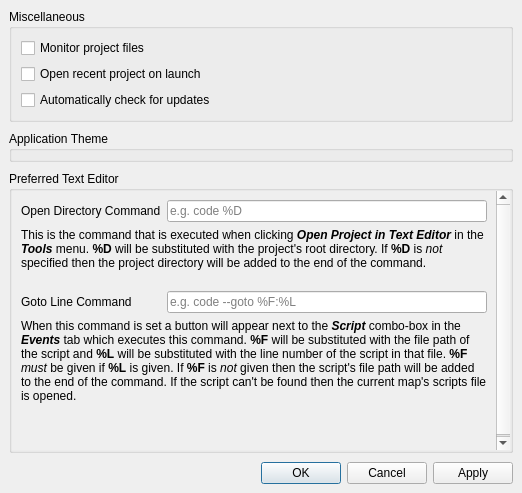
huderlem/porymap, file forms/preferenceeditor.ui: the form before one commit.
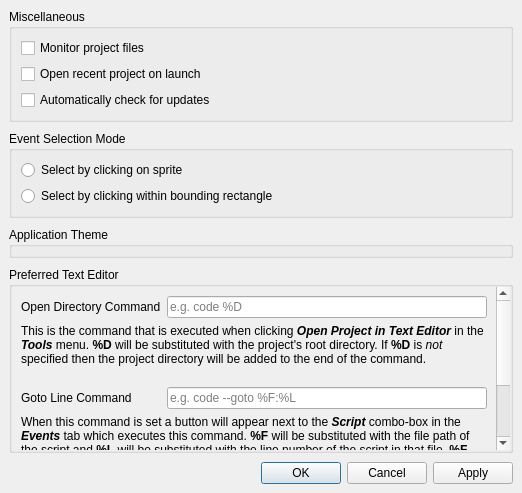
The form after the commit.

Commit message: Add event selection settings

Patch:
```diff
--- a/forms/preferenceeditor.ui
+++ b/forms/preferenceeditor.ui
@@ -57,6 +57,35 @@
       </layout>
      </widget>
     </item>
+    <item>
+     <widget class="QGroupBox" name="groupBox_EventSelectionMode">
+      <property name="title">
+       <string>Event Selection Mode</string>
+      </property>
+      <layout class="QVBoxLayout" name="verticalLayout_EventSelectionMode">
+       <item>
+        <widget class="QRadioButton" name="radioButton_OnSprite">
+         <property name="toolTip">
+          <string>If enabled, an event can be selected by clicking directly on the opaque pixels of its sprite. This may be preferable when events are overlapping.</string>
+         </property>
+         <property name="text">
+          <string>Select by clicking on sprite</string>
+         </property>
+        </widget>
+       </item>
+       <item>
+        <widget class="QRadioButton" name="radioButton_WithinRect">
+         <property name="toolTip">
+          <string>If enabled, an event can be selected by clicking anywhere within its sprite dimensions. This may be preferable for events with small or mostly transparent sprites.</string>
+         </property>
+         <property name="text">
+          <string>Select by clicking within bounding rectangle</string>
+         </property>
+        </widget>
+       </item>
+      </layout>
+     </widget>
+    </item>
     <item>
      <widget class="QGroupBox" name="groupBox_Themes">
       <property name="sizePolicy">
```
The commit also changes 6 other files.
